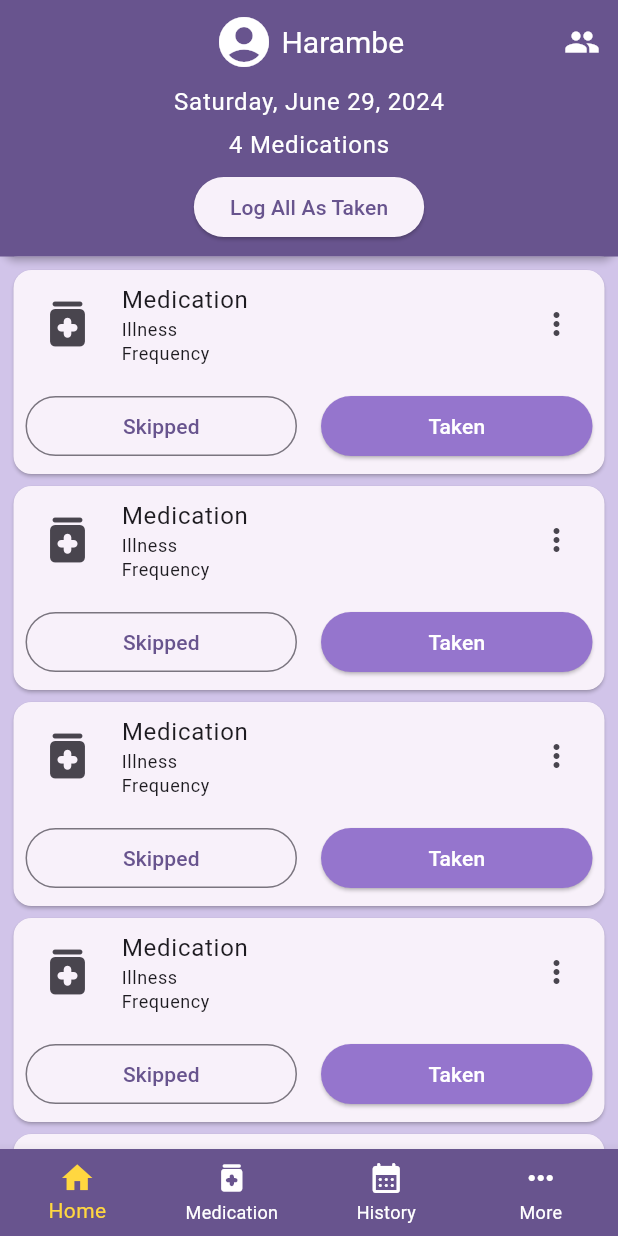
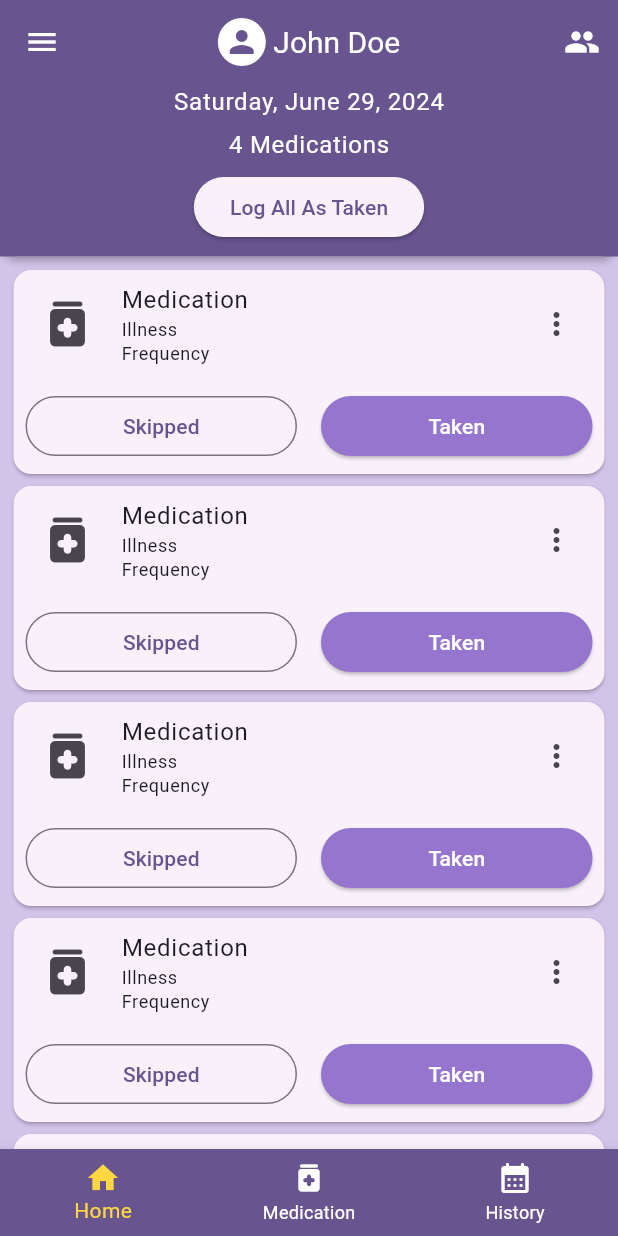
Before and after one commit to Devanand-Sharma/medication-dispenser, a Flutter app: the screen it shows after launch, on a phone screen of 412 x 824 dp. Run offline on Flutter 3.47's test engine with Material 3 defaults, Android fonts, the phone set to English and light mode, and no system bars; our stand-ins replace gap, ionicons, table_calendar.

```diff
--- a/lib/main.dart
+++ b/lib/main.dart
@@ -16,6 +16,8 @@ class MyApp extends StatelessWidget {
             .copyWith(secondary: Colors.amberAccent),
         textTheme: TextTheme(
           bodyLarge: TextStyle(color: Theme.of(context).colorScheme.onPrimary),
+          headlineMedium:
+              TextStyle(color: Theme.of(context).colorScheme.onPrimary),
         ),
         appBarTheme: AppBarTheme(
           titleTextStyle: TextStyle(
--- a/lib/screens/home.dart
+++ b/lib/screens/home.dart
@@ -1,10 +1,11 @@
 import 'package:flutter/material.dart';
-
 import 'package:gap/gap.dart';
 import 'package:intl/intl.dart';
+
 import 'package:medication_app/widgets/home_medication_card.dart';
 
 class HomeScreen extends StatelessWidget {
+  // final BuildContext parentContext;
   const HomeScreen({super.key});
   static const appBarHeight = 115.0;
   static const appBarSpacing = 5.0;
@@ -46,6 +47,9 @@ class HomeScreen extends StatelessWidget {
 
     return Scaffold(
       appBar: AppBar(
+        leading: IconButton(
+            icon: const Icon(Icons.menu),
+            onPressed: () => Scaffold.of(context).openDrawer()),
         centerTitle: true,
         foregroundColor: Theme.of(context).colorScheme.onPrimary,
         backgroundColor: Theme.of(context).colorScheme.primary,
@@ -55,16 +59,21 @@ class HomeScreen extends StatelessWidget {
             onPressed: () {},
           )
         ],
-        title: const Row(
+        title: Row(
           mainAxisSize: MainAxisSize.min,
           children: [
-            Icon(
-              Icons.account_circle,
-              size: 40,
+            CircleAvatar(
+              radius: 16,
+              backgroundColor: Theme.of(context).colorScheme.onPrimary,
+              child: Icon(
+                Icons.person,
+                size: 24,
+                color: Theme.of(context).colorScheme.primary,
+              ),
             ),
-            Gap(appBarSpacing),
-            Text(
-              'Harambe',
+            const Gap(appBarSpacing),
+            const Text(
+              'John Doe',
             )
           ],
         ),
--- a/lib/screens/tabs.dart
+++ b/lib/screens/tabs.dart
@@ -3,9 +3,9 @@ import 'package:flutter/material.dart';
 import 'package:medication_app/screens/history.dart';
 import 'package:medication_app/screens/home.dart';
 import 'package:medication_app/screens/medication.dart';
-import 'package:medication_app/screens/more.dart';
+import 'package:medication_app/widgets/more_drawer.dart';
 
-const pages = [
+const List<Map<String, dynamic>> pages = [
   {
     'page': HomeScreen(),
     'title': 'Home',
@@ -18,10 +18,6 @@ const pages = [
     'page': HistoryScreen(),
     'title': 'History',
   },
-  {
-    'page': MoreScreen(),
-    'title': 'More',
-  }
 ];
 
 class TabsScreen extends StatefulWidget {
@@ -33,7 +29,7 @@ class TabsScreen extends StatefulWidget {
 }
 
 class __TabsScreenState extends State<TabsScreen> {
-  late List<Map<String, Object>> _pages;
+  late List<Map<String, dynamic>> _pages;
   int _selectedPageIndex = 0;
 
   @override
@@ -58,6 +54,7 @@ class __TabsScreenState extends State<TabsScreen> {
   @override
   Widget build(BuildContext context) {
     return Scaffold(
+      drawer: const MoreDrawer(),
       body: _pages[_selectedPageIndex]['page'] as Widget,
       bottomNavigationBar: BottomNavigationBar(
         onTap: _selectPage,
@@ -82,11 +79,6 @@ class __TabsScreenState extends State<TabsScreen> {
             icon: const Icon(Icons.calendar_month_rounded),
             label: _pages[2]['title'] as String,
           ),
-          BottomNavigationBarItem(
-            backgroundColor: Theme.of(context).colorScheme.primary,
-            icon: const Icon(Icons.more_horiz_rounded),
-            label: _pages[3]['title'] as String,
-          ),
         ],
       ),
     );
```
Also changed, not shown: lib/screens/history.dart (+7 -4 lines), lib/screens/more.dart (deleted, +0 -10 lines), lib/widgets/more_drawer.dart (added, +42 -0 lines).
